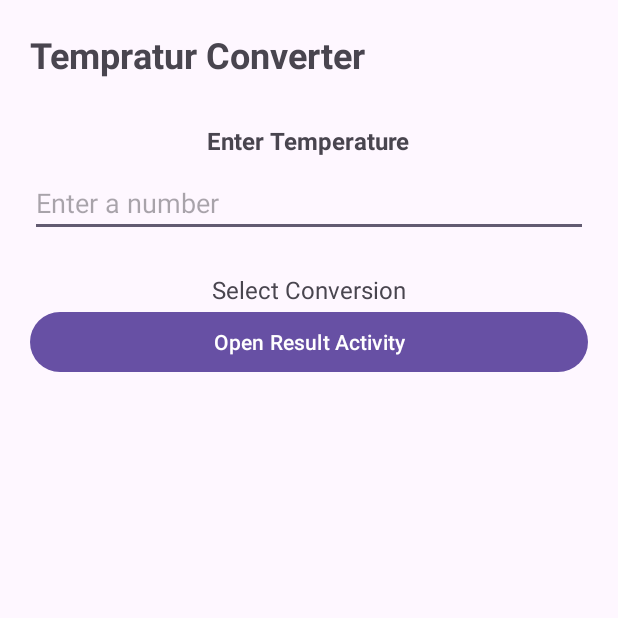
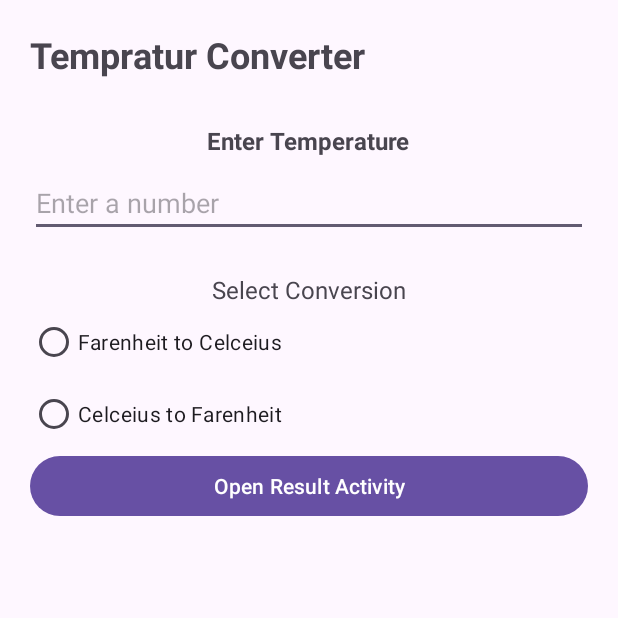
Before and after one commit to ahmadsohailwahidy/SAM_Mobile_App, an Android app: the screen it shows after launch (MainActivity), on a phone screen of 412 x 824 dp, the top half of it. Run offline under Robolectric (Android 15) with nearby library versions, the phone set to English and light mode, and no system bars.

Commit message:
radio views added

```diff
--- a/app/src/main/java/com/example/temperatureconverter/MainActivity.java
+++ b/app/src/main/java/com/example/temperatureconverter/MainActivity.java
@@ -6,6 +6,8 @@ import android.os.Bundle;
 import android.widget.RadioGroup;
 
 import android.widget.EditText;
+
+import android.widget.RadioButton;
 
 import android.widget.Button;
 
@@ -25,6 +27,12 @@ public class MainActivity extends AppCompatActivity {
 
         RadioGroup radioConversion = findViewById(R.id.radioConversion);
 
+        RadioButton celceiusConverter = findViewById(R.id.celceiusConverter);
+
+        RadioButton farenheitConverter = findViewById(R.id.farenheitConverter);
+
+
+
 
 
 
--- a/app/src/main/res/layout/activity_main.xml
+++ b/app/src/main/res/layout/activity_main.xml
@@ -44,6 +44,18 @@
         android:layout_width="match_parent"
         android:orientation="vertical">
 
+        <RadioButton
+            android:id="@+id/celceiusConverter"
+            android:layout_height="wrap_content"
+            android:layout_width="wrap_content"
+            android:text="Farenheit to Celceius" />
+
+        <RadioButton
+            android:id="@+id/farenheitConverter"
+            android:layout_width="wrap_content"
+            android:layout_height="wrap_content"
+            android:text="Celceius to Farenheit" />
+
     </RadioGroup>
 
     <Button
```
